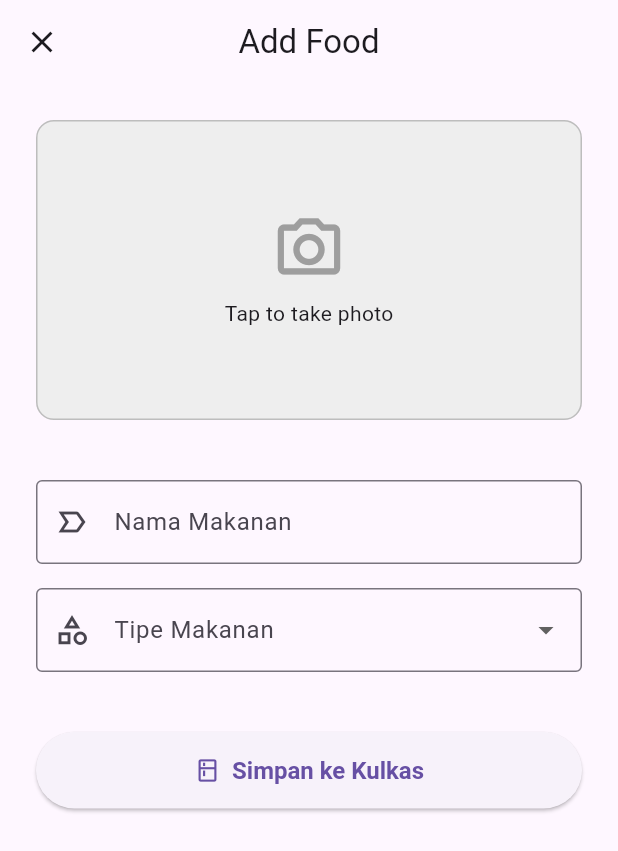
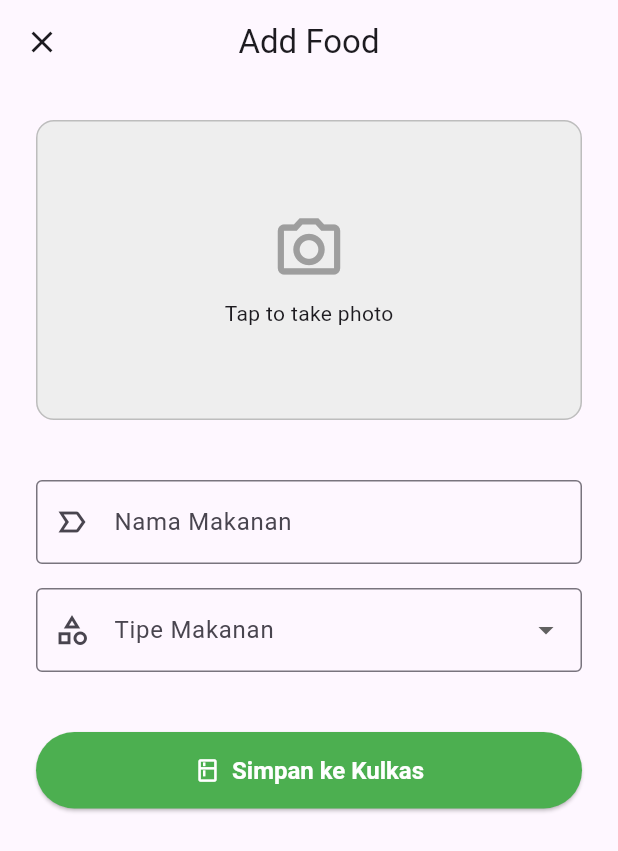
Before and after one commit to MuhammadSuheil/Doofie-App, a Flutter app: the AddFoodScreen screen opened directly, on a phone screen of 412 x 824 dp. Shown: the top 851 px of the screen. Run offline on Flutter 3.47's test engine with Material 3 defaults, Android fonts, the phone set to English and light mode, and no system bars; our stand-ins replace cloud_firestore, firebase_core, flutter_local_notifications, image_picker, supabase_flutter, timezone; accounts and stored records are empty.

Commit message:
minor fix

```diff
--- a/lib/views/add_food_screen.dart
+++ b/lib/views/add_food_screen.dart
@@ -185,11 +185,13 @@ class _AddFoodScreenState extends State<AddFoodScreen>{
               _isLoading
                   ? const Center(child: CircularProgressIndicator())
                   : ElevatedButton.icon(
-                      icon: const Icon(Icons.kitchen_outlined),
+                      icon: const Icon(Icons.kitchen_outlined, color: Colors.white),
                       onPressed: _saveFood,
                       style: ElevatedButton.styleFrom(
                         padding: const EdgeInsets.symmetric(vertical: 16),
                         textStyle: const TextStyle(fontSize: 16, fontWeight: FontWeight.bold),
+                        backgroundColor: Colors.green,
+                        foregroundColor: Colors.white,
                       ),
                       label: const Text('Simpan ke Kulkas'),
                     ),
```
Also changed, not shown: 1 other file.
